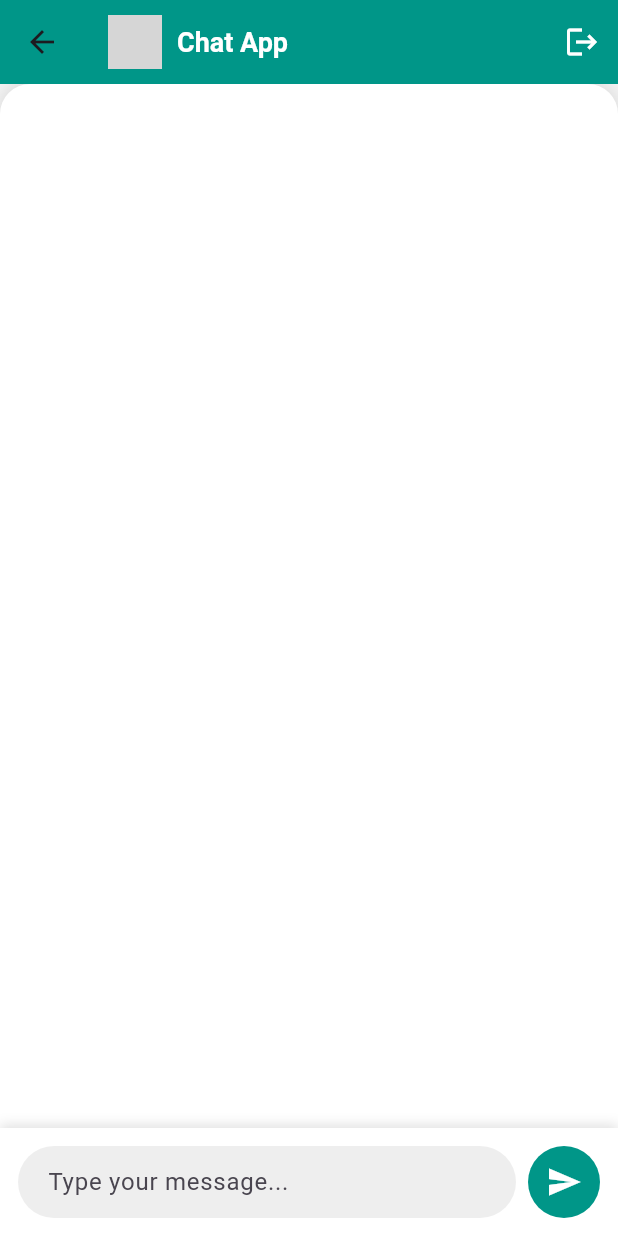
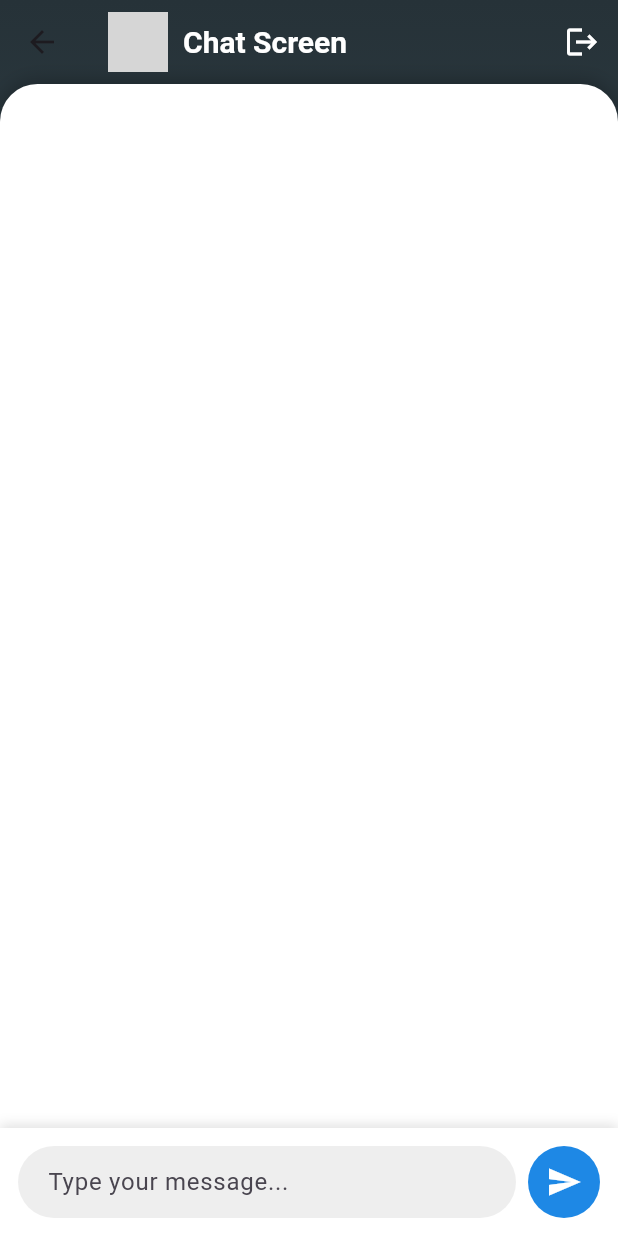
Before and after one commit to billthecoder046/disputeresolverai, a Flutter app: the ChatScreen screen opened directly, after a tap on the "send" icon, on a phone screen of 412 x 824 dp. Run offline on Flutter 3.47's test engine with Material 3 defaults, Android fonts, the light colour scheme and no system bars; our stand-ins replace cloud_firestore, firebase_auth, firebase_core, firebase_storage, gap, get and 1 more; missing offline and left inert: image_picker_web; accounts and stored records are empty; grey boxes are pictures that could not be loaded.

Commit message:
Changing ChatScreen🗨️.🪽🔥

```diff
--- a/lib/screens/home/chat_Page/chat_screen.dart
+++ b/lib/screens/home/chat_Page/chat_screen.dart
@@ -2,8 +2,6 @@ import 'package:cloud_firestore/cloud_firestore.dart';
 import 'package:firebase_auth/firebase_auth.dart';
 import 'package:flutter/material.dart';
 import 'package:get/get.dart';
-
-import 'chat_controller.dart';
 
 class ChatScreen extends StatelessWidget {
   final ChatController chatController = Get.put(ChatController());
@@ -13,27 +11,36 @@ class ChatScreen extends StatelessWidget {
   @override
   Widget build(BuildContext context) {
     return Scaffold(
-      backgroundColor: Colors.grey[100],
-      appBar: AppBar(
+      body: Container(
+        decoration: BoxDecoration(
+          gradient: LinearGradient(
+            colors: [Colors.blueGrey.shade900, Colors.blueGrey.shade700],
+            begin: Alignment.topCenter,
+            end: Alignment.bottomCenter,
+          ),
+        ),
+        child: Column(
+          children: [
+            AppBar(
+              backgroundColor: Colors.transparent,
+              elevation: 0,
               title: Row(
                 children: [
                   CircleAvatar(
-              backgroundImage: AssetImage('assets/chat_logo.png'), // Add a logo or profile picture
-              radius: 18,
+                    backgroundImage: AssetImage('assets/chat_logo.png'),
+                    radius: 20,
                   ),
                   SizedBox(width: 10),
                   Text(
-              'Chat App',
+                    'Chat Screen',
                     style: TextStyle(
+                      color: Colors.white,
+                      fontSize: 20,
                       fontWeight: FontWeight.bold,
-                fontSize: 18,
-                color: Colors.white,
                     ),
                   ),
                 ],
               ),
-        backgroundColor: Colors.teal,
-        elevation: 0,
               actions: [
                 IconButton(
                   icon: Icon(Icons.logout, color: Colors.white),
@@ -41,21 +48,19 @@ class ChatScreen extends StatelessWidget {
                     await FirebaseAuth.instance.signOut();
                     Navigator.of(context).popUntil((route) => route.isFirst);
                   },
-          )
+                ),
               ],
             ),
-      body: Column(
-        children: [
             Expanded(
               child: Container(
                 decoration: BoxDecoration(
                   color: Colors.white,
                   borderRadius: BorderRadius.vertical(
-                  top: Radius.circular(20),
+                    top: Radius.circular(25),
                   ),
                   boxShadow: [
                     BoxShadow(
-                    color: Colors.black12,
+                      color: Colors.black26,
                       blurRadius: 10,
                       offset: Offset(0, -2),
                     ),
@@ -73,34 +78,46 @@ class ChatScreen extends StatelessWidget {
                     if (snapshot.hasError) {
                       return Center(child: Text('Error loading messages'));
                     }
-                  return  ListView.builder(
+                    return ListView.builder(
                       reverse: true,
-                    padding: EdgeInsets.symmetric(vertical: 10, horizontal: 16),
+                      padding:
+                      EdgeInsets.symmetric(vertical: 10, horizontal: 16),
                       itemCount: snapshot.data!.docs.length,
                       itemBuilder: (context, index) {
                         final doc = snapshot.data!.docs[index];
-                      final isMe = doc['senderId'] == FirebaseAuth.instance.currentUser?.uid;
-                      final timestamp = doc['timestamp'] as Timestamp?;
-                      final messageTime = timestamp != null
-                          ? timestamp.toDate()
-                          : DateTime.now(); // اگر timestamp null ہو تو current time دکھائیں
+                        final isMe = doc['senderId'] ==
+                            FirebaseAuth.instance.currentUser?.uid;
 
                         return Align(
-                        alignment: isMe ? Alignment.centerRight : Alignment.centerLeft,
+                          alignment:
+                          isMe ? Alignment.centerRight : Alignment.centerLeft,
                           child: GestureDetector(
-                          onLongPress: isMe ? () => chatController.deleteMessage(doc.id) : null,
+                            onLongPress: isMe
+                                ? () => chatController.deleteMessage(doc.id)
+                                : null,
                             child: Container(
                               margin: EdgeInsets.symmetric(vertical: 8),
-                            padding: EdgeInsets.symmetric(vertical: 12, horizontal: 16),
+                              padding: EdgeInsets.symmetric(
+                                  vertical: 12, horizontal: 16),
                               decoration: BoxDecoration(
                                 gradient: isMe
-                                  ? LinearGradient(colors: [Colors.teal, Colors.tealAccent])
-                                  : LinearGradient(colors: [Colors.grey[300]!, Colors.white]),
+                                    ? LinearGradient(colors: [
+                                  Colors.blue.shade400,
+                                  Colors.blue.shade300
+                                ])
+                                    : LinearGradient(colors: [
+                                  Colors.grey.shade300,
+                                  Colors.grey.shade100
+                                ]),
                                 borderRadius: BorderRadius.only(
                                   topLeft: Radius.circular(16),
                                   topRight: Radius.circular(16),
-                                bottomLeft: isMe ? Radius.circular(16) : Radius.zero,
-                                bottomRight: isMe ? Radius.zero : Radius.circular(16),
+                                  bottomLeft: isMe
+                                      ? Radius.circular(16)
+                                      : Radius.zero,
+                                  bottomRight: isMe
+                                      ? Radius.zero
+                                      : Radius.circular(16),
                                 ),
                                 boxShadow: [
                                   BoxShadow(
@@ -110,32 +127,18 @@ class ChatScreen extends StatelessWidget {
                                   ),
                                 ],
                               ),
-                            child: Column(
-                              crossAxisAlignment: CrossAxisAlignment.start,
-                              children: [
-                                Text(
+                              child: Text(
                                 doc['text'],
                                 style: TextStyle(
                                   color: isMe ? Colors.white : Colors.black87,
                                   fontSize: 16,
                                 ),
                               ),
-                                SizedBox(height: 5),
-                                Text(
-                                  '${messageTime.day}/${messageTime.month}/${messageTime.year} ${messageTime.hour}:${messageTime.minute}',
-                                  style: TextStyle(
-                                    color: isMe ? Colors.white70 : Colors.black54,
-                                    fontSize: 12,
-                                  ),
-                                ),
-                              ],
-                            ),
                             ),
                           ),
                         );
                       },
                     );
-
                   },
                 ),
               ),
@@ -155,9 +158,8 @@ class ChatScreen extends StatelessWidget {
               child: Row(
                 children: [
                   Expanded(
-                  child:TextField(
+                    child: TextField(
                       controller: chatController.messageController,
-                    focusNode: chatController.focusNode, // فوکس نوڈ شامل کریں
                       style: TextStyle(fontSize: 16),
                       decoration: InputDecoration(
                         hintText: 'Type your message...',
@@ -170,15 +172,15 @@ class ChatScreen extends StatelessWidget {
                           borderSide: BorderSide.none,
                         ),
                       ),
-                    onSubmitted: (_) => chatController.sendMessage(), // Trigger send on Enter
+                      onSubmitted: (_) =>
+                          chatController.sendMessage(), // Trigger send on Enter
                     ),
-
                   ),
                   SizedBox(width: 8),
                   Obx(
                         () => CircleAvatar(
                       radius: 24,
-                    backgroundColor: Colors.teal,
+                      backgroundColor: Colors.blue.shade600,
                       child: chatController.isSending.value
                           ? SizedBox(
                         height: 24,
@@ -202,6 +204,49 @@ class ChatScreen extends StatelessWidget {
             ),
           ],
         ),
+      ),
     );
   }
 }
+
+class ChatController extends GetxController {
+  final messageController = TextEditingController();
+  final RxBool isSending = false.obs;
+
+  Future<void> sendMessage() async {
+    final user = FirebaseAuth.instance.currentUser;
+    isSending.value = true;
+    try {
+      if (user != null && messageController.text.isNotEmpty) {
+        await FirebaseFirestore.instance.collection('messages').add({
+          'text': messageController.text.trim(),
+          'senderId': user.uid,
+          'timestamp': FieldValue.serverTimestamp(),
+        });
+        messageController.clear();
+      }
+    } catch (e) {
+      print("Error sending message: $e");
+    } finally {
+      isSending.value = false;
+    }
+  }
+
+  Future<void> deleteMessage(String messageId) async {
+    try {
+      await FirebaseFirestore.instance
+          .collection('messages')
+          .doc(messageId)
+          .delete();
+    } catch (e) {
+      print("Error deleting message: $e");
+      Get.snackbar('Error', 'Failed to delete message');
+    }
+  }
+
+  @override
+  void onClose() {
+    messageController.dispose();
+    super.onClose();
+  }
+}
--- a/lib/screens/signup_screen/sign_up_screeen_logic.dart
+++ b/lib/screens/signup_screen/sign_up_screeen_logic.dart
@@ -25,12 +25,12 @@ class SignUp_screeenLogic extends GetxController {
 
   Future<void> createUserOnFirebase(String myImgUrl) async {
     if (userName.text.isEmpty || emailC.text.isEmpty || passC.text.isEmpty) {
-      Get.snackbar('Error', 'All fields are required!');
+      Get.snackbar('Error', 'All fields are required!',backgroundColor: Colors.red,colorText: Colors.white);
     } else {
       try {
         bool isAvailable = await userNameAvailable(userName.text);
         if (isAvailable == true) {
-          Get.snackbar('Error', 'User already exists');
+          Get.snackbar('Error', 'User already exists',icon: Icon(Icons.person,color: Colors.black,));
         } else {
           UserCredential myUser = await FirebaseAuth.instance
               .createUserWithEmailAndPassword(
```
Also changed, not shown: lib/screens/home/home_logic.dart (+15 -13 lines). Lines whose indentation alone changed are shown as unchanged.
